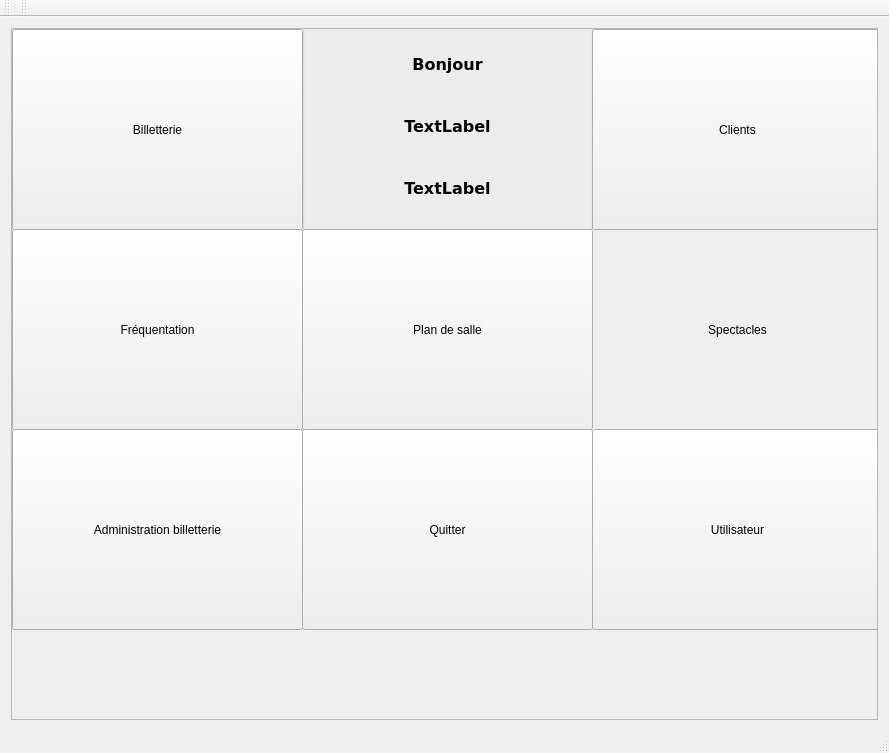
Before: the Qt Designer form FestiClicC/accueil.ui in FestiClic/FestiClic3, drawn with Qt 5.
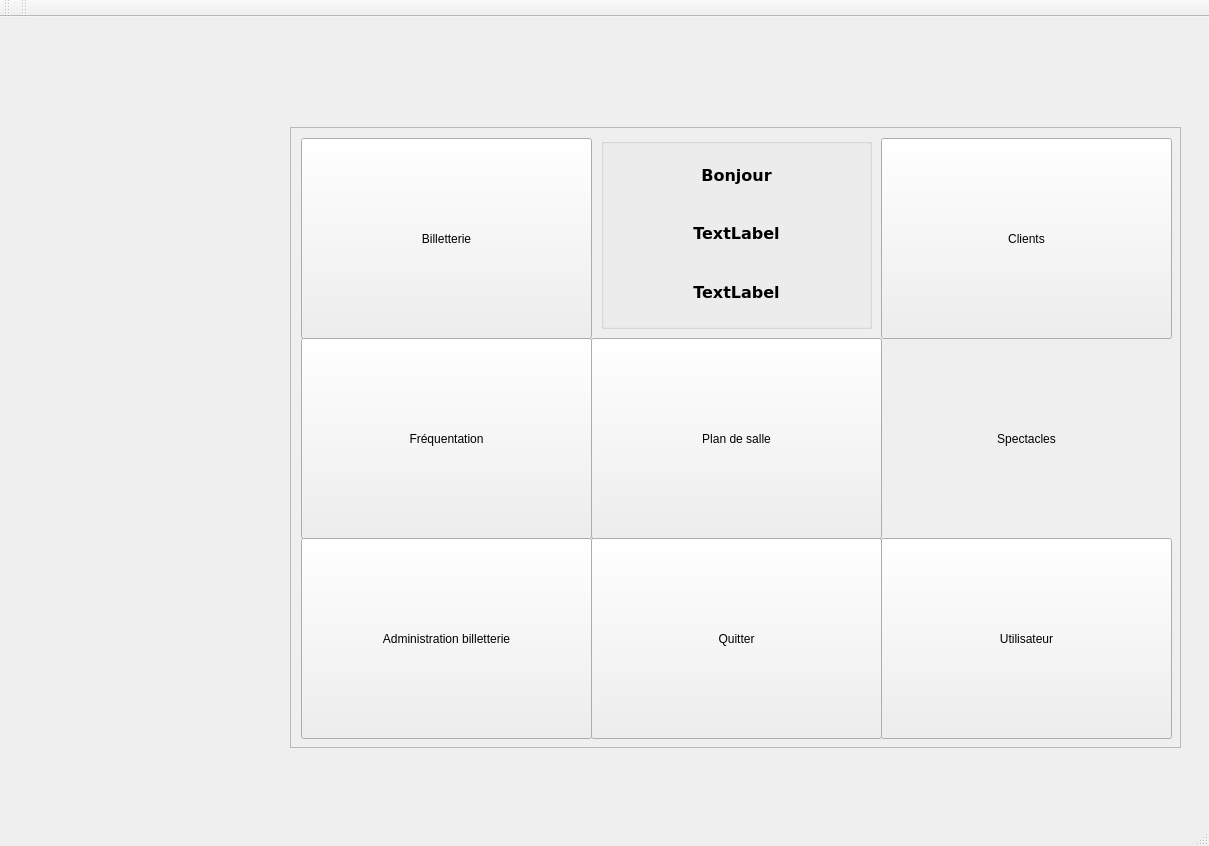
After: the same form once the commit is applied. Icons and pictures are not drawn.

Patch:
```diff
--- a/FestiClicC/accueil.ui
+++ b/FestiClicC/accueil.ui
@@ -6,17 +6,33 @@
    <rect>
     <x>0</x>
     <y>0</y>
-    <width>889</width>
-    <height>753</height>
+    <width>1209</width>
+    <height>846</height>
    </rect>
   </property>
   <property name="windowTitle">
    <string>Accueil</string>
   </property>
+  <property name="styleSheet">
+   <string notr="true">#Accueil {
+    background-color: transparent;
+    border-image: url(:Spectacle.jpg);
+    background: none;
+    border: none;
+	background-repeat: no-repeat 
+}
+</string>
+  </property>
   <widget class="QWidget" name="centralWidget">
-   <layout class="QVBoxLayout" name="verticalLayout">
-    <item>
      <widget class="QScrollArea" name="scrollArea">
+    <property name="geometry">
+     <rect>
+      <x>290</x>
+      <y>110</y>
+      <width>891</width>
+      <height>621</height>
+     </rect>
+    </property>
       <property name="widgetResizable">
        <bool>true</bool>
       </property>
@@ -25,15 +41,15 @@
         <rect>
          <x>0</x>
          <y>0</y>
-         <width>869</width>
-         <height>680</height>
+       <width>889</width>
+       <height>619</height>
         </rect>
        </property>
        <widget class="QPushButton" name="aBtnBilletterie">
         <property name="geometry">
          <rect>
-          <x>0</x>
-          <y>0</y>
+        <x>10</x>
+        <y>10</y>
           <width>291</width>
           <height>201</height>
          </rect>
@@ -45,8 +61,8 @@
        <widget class="QPushButton" name="aBtnFrequentation">
         <property name="geometry">
          <rect>
-          <x>0</x>
-          <y>200</y>
+        <x>10</x>
+        <y>210</y>
           <width>291</width>
           <height>201</height>
          </rect>
@@ -58,192 +74,22 @@
        <widget class="QGroupBox" name="groupBox">
         <property name="geometry">
          <rect>
-          <x>290</x>
-          <y>-10</y>
-          <width>291</width>
-          <height>211</height>
+        <x>310</x>
+        <y>10</y>
+        <width>271</width>
+        <height>191</height>
          </rect>
         </property>
         <property name="title">
          <string/>
         </property>
-        <layout class="QVBoxLayout" name="verticalLayout_2">
-         <item>
-          <layout class="QVBoxLayout" name="verticalLayout_3">
-           <item>
-            <widget class="QLabel" name="aLabelHello">
-             <property name="palette">
-              <palette>
-               <active>
-                <colorrole role="Text">
-                 <brush brushstyle="SolidPattern">
-                  <color alpha="255">
-                   <red>213</red>
-                   <green>142</green>
-                   <blue>0</blue>
-                  </color>
-                 </brush>
-                </colorrole>
-               </active>
-               <inactive>
-                <colorrole role="Text">
-                 <brush brushstyle="SolidPattern">
-                  <color alpha="255">
-                   <red>213</red>
-                   <green>142</green>
-                   <blue>0</blue>
-                  </color>
-                 </brush>
-                </colorrole>
-               </inactive>
-               <disabled>
-                <colorrole role="Text">
-                 <brush brushstyle="SolidPattern">
-                  <color alpha="255">
-                   <red>120</red>
-                   <green>120</green>
-                   <blue>120</blue>
-                  </color>
-                 </brush>
-                </colorrole>
-               </disabled>
-              </palette>
-             </property>
-             <property name="font">
-              <font>
-               <family>Verdana</family>
-               <pointsize>12</pointsize>
-               <weight>75</weight>
-               <bold>true</bold>
-              </font>
-             </property>
-             <property name="text">
-              <string>Bonjour</string>
-             </property>
-             <property name="alignment">
-              <set>Qt::AlignCenter</set>
-             </property>
-            </widget>
-           </item>
-           <item>
-            <widget class="QLabel" name="aLabelNomUtilisateur">
-             <property name="palette">
-              <palette>
-               <active>
-                <colorrole role="Text">
-                 <brush brushstyle="SolidPattern">
-                  <color alpha="255">
-                   <red>213</red>
-                   <green>142</green>
-                   <blue>0</blue>
-                  </color>
-                 </brush>
-                </colorrole>
-               </active>
-               <inactive>
-                <colorrole role="Text">
-                 <brush brushstyle="SolidPattern">
-                  <color alpha="255">
-                   <red>213</red>
-                   <green>142</green>
-                   <blue>0</blue>
-                  </color>
-                 </brush>
-                </colorrole>
-               </inactive>
-               <disabled>
-                <colorrole role="Text">
-                 <brush brushstyle="SolidPattern">
-                  <color alpha="255">
-                   <red>120</red>
-                   <green>120</green>
-                   <blue>120</blue>
-                  </color>
-                 </brush>
-                </colorrole>
-               </disabled>
-              </palette>
-             </property>
-             <property name="font">
-              <font>
-               <family>Verdana</family>
-               <pointsize>12</pointsize>
-               <weight>75</weight>
-               <bold>true</bold>
-              </font>
-             </property>
-             <property name="text">
-              <string>TextLabel</string>
-             </property>
-             <property name="alignment">
-              <set>Qt::AlignCenter</set>
-             </property>
-            </widget>
-           </item>
-           <item>
-            <widget class="QLabel" name="aLabelDate">
-             <property name="palette">
-              <palette>
-               <active>
-                <colorrole role="Text">
-                 <brush brushstyle="SolidPattern">
-                  <color alpha="255">
-                   <red>213</red>
-                   <green>142</green>
-                   <blue>0</blue>
-                  </color>
-                 </brush>
-                </colorrole>
-               </active>
-               <inactive>
-                <colorrole role="Text">
-                 <brush brushstyle="SolidPattern">
-                  <color alpha="255">
-                   <red>213</red>
-                   <green>142</green>
-                   <blue>0</blue>
-                  </color>
-                 </brush>
-                </colorrole>
-               </inactive>
-               <disabled>
-                <colorrole role="Text">
-                 <brush brushstyle="SolidPattern">
-                  <color alpha="255">
-                   <red>120</red>
-                   <green>120</green>
-                   <blue>120</blue>
-                  </color>
-                 </brush>
-                </colorrole>
-               </disabled>
-              </palette>
-             </property>
-             <property name="font">
-              <font>
-               <family>Verdana</family>
-               <pointsize>12</pointsize>
-               <weight>75</weight>
-               <bold>true</bold>
-              </font>
-             </property>
-             <property name="text">
-              <string>TextLabel</string>
-             </property>
-             <property name="alignment">
-              <set>Qt::AlignCenter</set>
-             </property>
-            </widget>
-           </item>
-          </layout>
-         </item>
-        </layout>
+      <layout class="QVBoxLayout" name="verticalLayout_2"/>
        </widget>
        <widget class="QPushButton" name="aBtnSpectacles">
         <property name="geometry">
          <rect>
-          <x>580</x>
-          <y>200</y>
+        <x>590</x>
+        <y>210</y>
           <width>291</width>
           <height>201</height>
          </rect>
@@ -267,8 +113,8 @@
        <widget class="QPushButton" name="aBtnUtilisateur">
         <property name="geometry">
          <rect>
-          <x>580</x>
-          <y>400</y>
+        <x>590</x>
+        <y>410</y>
           <width>291</width>
           <height>201</height>
          </rect>
@@ -280,8 +126,8 @@
        <widget class="QPushButton" name="aBtnQuitter">
         <property name="geometry">
          <rect>
-          <x>290</x>
-          <y>400</y>
+        <x>300</x>
+        <y>410</y>
           <width>291</width>
           <height>201</height>
          </rect>
@@ -293,8 +139,8 @@
        <widget class="QPushButton" name="aBtnClients">
         <property name="geometry">
          <rect>
-          <x>580</x>
-          <y>0</y>
+        <x>590</x>
+        <y>10</y>
           <width>291</width>
           <height>201</height>
          </rect>
@@ -306,8 +152,8 @@
        <widget class="QPushButton" name="aBtnPlanDeSalle">
         <property name="geometry">
          <rect>
-          <x>290</x>
-          <y>200</y>
+        <x>300</x>
+        <y>210</y>
           <width>291</width>
           <height>201</height>
          </rect>
@@ -319,8 +165,8 @@
        <widget class="QPushButton" name="aBtnAdministratioBillet">
         <property name="geometry">
          <rect>
-          <x>0</x>
-          <y>400</y>
+        <x>10</x>
+        <y>410</y>
           <width>291</width>
           <height>201</height>
          </rect>
@@ -329,10 +175,185 @@
          <string>Administration billetterie</string>
         </property>
        </widget>
-      </widget>
+     <widget class="QWidget" name="">
+      <property name="geometry">
+       <rect>
+        <x>310</x>
+        <y>10</y>
+        <width>271</width>
+        <height>191</height>
+       </rect>
+      </property>
+      <layout class="QVBoxLayout" name="verticalLayout_3">
+       <item>
+        <widget class="QLabel" name="aLabelHello">
+         <property name="palette">
+          <palette>
+           <active>
+            <colorrole role="Text">
+             <brush brushstyle="SolidPattern">
+              <color alpha="255">
+               <red>213</red>
+               <green>142</green>
+               <blue>0</blue>
+              </color>
+             </brush>
+            </colorrole>
+           </active>
+           <inactive>
+            <colorrole role="Text">
+             <brush brushstyle="SolidPattern">
+              <color alpha="255">
+               <red>213</red>
+               <green>142</green>
+               <blue>0</blue>
+              </color>
+             </brush>
+            </colorrole>
+           </inactive>
+           <disabled>
+            <colorrole role="Text">
+             <brush brushstyle="SolidPattern">
+              <color alpha="255">
+               <red>120</red>
+               <green>120</green>
+               <blue>120</blue>
+              </color>
+             </brush>
+            </colorrole>
+           </disabled>
+          </palette>
+         </property>
+         <property name="font">
+          <font>
+           <family>Verdana</family>
+           <pointsize>12</pointsize>
+           <weight>75</weight>
+           <bold>true</bold>
+          </font>
+         </property>
+         <property name="text">
+          <string>Bonjour</string>
+         </property>
+         <property name="alignment">
+          <set>Qt::AlignCenter</set>
+         </property>
+        </widget>
+       </item>
+       <item>
+        <widget class="QLabel" name="aLabelNomUtilisateur">
+         <property name="palette">
+          <palette>
+           <active>
+            <colorrole role="Text">
+             <brush brushstyle="SolidPattern">
+              <color alpha="255">
+               <red>213</red>
+               <green>142</green>
+               <blue>0</blue>
+              </color>
+             </brush>
+            </colorrole>
+           </active>
+           <inactive>
+            <colorrole role="Text">
+             <brush brushstyle="SolidPattern">
+              <color alpha="255">
+               <red>213</red>
+               <green>142</green>
+               <blue>0</blue>
+              </color>
+             </brush>
+            </colorrole>
+           </inactive>
+           <disabled>
+            <colorrole role="Text">
+             <brush brushstyle="SolidPattern">
+              <color alpha="255">
+               <red>120</red>
+               <green>120</green>
+               <blue>120</blue>
+              </color>
+             </brush>
+            </colorrole>
+           </disabled>
+          </palette>
+         </property>
+         <property name="font">
+          <font>
+           <family>Verdana</family>
+           <pointsize>12</pointsize>
+           <weight>75</weight>
+           <bold>true</bold>
+          </font>
+         </property>
+         <property name="text">
+          <string>TextLabel</string>
+         </property>
+         <property name="alignment">
+          <set>Qt::AlignCenter</set>
+         </property>
+        </widget>
+       </item>
+       <item>
+        <widget class="QLabel" name="aLabelDate">
+         <property name="palette">
+          <palette>
+           <active>
+            <colorrole role="Text">
+             <brush brushstyle="SolidPattern">
+              <color alpha="255">
+               <red>213</red>
+               <green>142</green>
+               <blue>0</blue>
+              </color>
+             </brush>
+            </colorrole>
+           </active>
+           <inactive>
+            <colorrole role="Text">
+             <brush brushstyle="SolidPattern">
+              <color alpha="255">
+               <red>213</red>
+               <green>142</green>
+               <blue>0</blue>
+              </color>
+             </brush>
+            </colorrole>
+           </inactive>
+           <disabled>
+            <colorrole role="Text">
+             <brush brushstyle="SolidPattern">
+              <color alpha="255">
+               <red>120</red>
+               <green>120</green>
+               <blue>120</blue>
+              </color>
+             </brush>
+            </colorrole>
+           </disabled>
+          </palette>
+         </property>
+         <property name="font">
+          <font>
+           <family>Verdana</family>
+           <pointsize>12</pointsize>
+           <weight>75</weight>
+           <bold>true</bold>
+          </font>
+         </property>
+         <property name="text">
+          <string>TextLabel</string>
+         </property>
+         <property name="alignment">
+          <set>Qt::AlignCenter</set>
+         </property>
      </widget>
     </item>
    </layout>
+     </widget>
+    </widget>
+   </widget>
   </widget>
   <widget class="QMenuBar" name="menuBar">
    <property name="geometry">
```
Left out of the diff: 2 changed lines with no effect on the pictures. Lines whose indentation alone changed are shown as unchanged.
